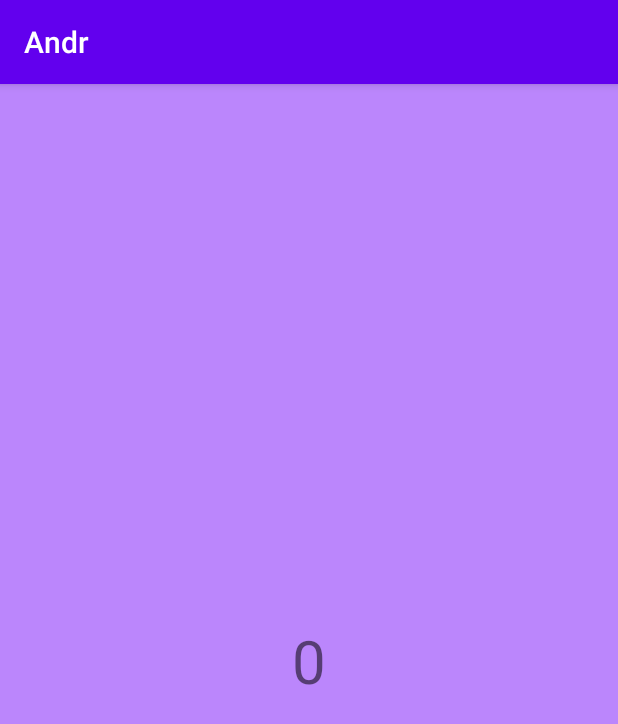
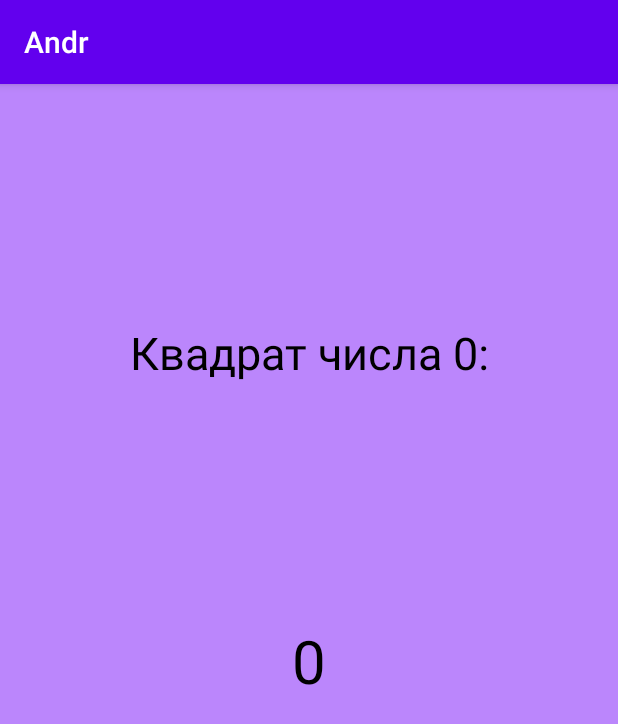
Before and after one commit to Alina200207/TestAndroidProject, an Android app: the screen it shows after launch (SecondActivity), after a tap on "ВОЗВЕСТИ В КВАДРАТ!", on a phone screen of 412 x 824 dp. Shown: the top 724 px of the screen. Run offline under Robolectric (Android 15) with nearby library versions, the phone set to English and light mode, and no system bars.

Commit message:
Some edits in activities

```diff
--- a/app/src/main/java/com/example/andr/LogObject.kt
+++ b/app/src/main/java/com/example/andr/LogObject.kt
@@ -3,9 +3,9 @@ package com.example.andr
 import android.util.Log
 
 object LogObject {
-    private val stringForLog = "method was called"
+    private const val stringForLog = "method was called"
 
-    fun logInfo(info: String, activityName: String){
+    fun logInfo(info: String, activityName: String) {
         Log.i(activityName, "$info $stringForLog")
     }
 }
--- a/app/src/main/java/com/example/andr/SecondActivity.kt
+++ b/app/src/main/java/com/example/andr/SecondActivity.kt
@@ -2,7 +2,6 @@ package com.example.andr
 
 import androidx.appcompat.app.AppCompatActivity
 import android.os.Bundle
-import android.util.Log
 import android.widget.TextView
 
 class SecondActivity : AppCompatActivity() {
@@ -14,10 +13,12 @@ class SecondActivity : AppCompatActivity() {
 
         super.onCreate(savedInstanceState)
         setContentView(R.layout.activity_second)
-        val textView: TextView = findViewById(R.id.squareNumber)
+        val textViewNumber: TextView = findViewById(R.id.numberString)
+        val textViewSquareNumber: TextView = findViewById(R.id.squareNumber)
         if (bundle != null) {
             val number = bundle.getString(numberText)?.toInt() ?: 0
-            textView.text = (number*number).toString()
+            textViewSquareNumber.text = (number * number).toString()
+            textViewNumber.text = resources.getString(R.string.squareString, number)
         }
         LogObject.logInfo("onCreate", activityName)
     }
@@ -27,7 +28,7 @@ class SecondActivity : AppCompatActivity() {
         LogObject.logInfo("onStart", activityName)
     }
 
-    override fun onRestart(){
+    override fun onRestart() {
         super.onRestart()
         LogObject.logInfo("onRestart", activityName)
     }
--- a/app/src/main/res/layout/activity_first.xml
+++ b/app/src/main/res/layout/activity_first.xml
@@ -23,9 +23,9 @@
         android:id="@+id/button"
         android:layout_width="wrap_content"
         android:layout_height="wrap_content"
-        android:text="@string/string_square"
         android:background="@color/purple_500"
         android:onClick="goToTheSecondFragment"
+        android:text="@string/string_square"
         app:layout_constraintBottom_toBottomOf="parent"
         app:layout_constraintEnd_toEndOf="parent"
         app:layout_constraintStart_toStartOf="parent"
--- a/app/src/main/res/layout/activity_second.xml
+++ b/app/src/main/res/layout/activity_second.xml
@@ -13,9 +13,22 @@
         android:layout_width="wrap_content"
         android:layout_height="wrap_content"
         android:text="@string/number"
+        android:textColor="@color/black"
         android:textSize="40sp"
         app:layout_constraintBottom_toBottomOf="parent"
         app:layout_constraintEnd_toEndOf="parent"
         app:layout_constraintStart_toStartOf="parent"
         app:layout_constraintTop_toTopOf="parent" />
+
+    <TextView
+        android:id="@+id/numberString"
+        android:layout_width="wrap_content"
+        android:layout_height="wrap_content"
+        android:text="@string/squareString"
+        android:textColor="@color/black"
+        android:textSize="30sp"
+        app:layout_constraintBottom_toTopOf="@+id/squareNumber"
+        app:layout_constraintEnd_toEndOf="parent"
+        app:layout_constraintStart_toStartOf="parent"
+        app:layout_constraintTop_toTopOf="parent" />
 </androidx.constraintlayout.widget.ConstraintLayout>
--- a/app/src/main/res/values/strings.xml
+++ b/app/src/main/res/values/strings.xml
@@ -2,4 +2,5 @@
     <string name="app_name">Andr</string>
     <string name="string_square">Возвести в квадрат!</string>
     <string name="number">0</string>
+    <string name="squareString">Квадрат числа %1$d:</string>
 </resources>
```
Also changed, not shown: app/src/main/java/com/example/andr/FirstActivity.kt (+4 -3 lines).
